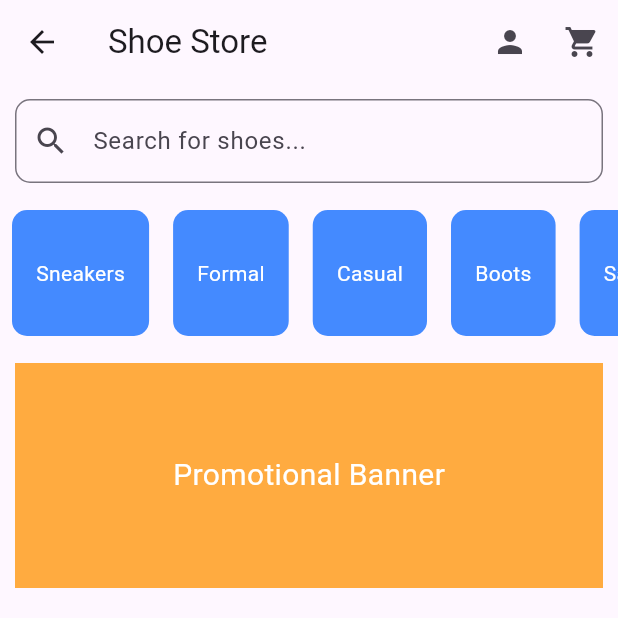
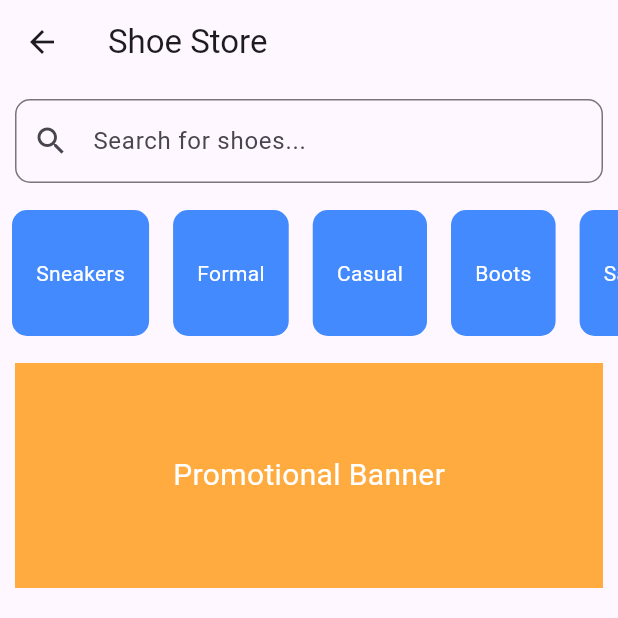
Before and after one commit to TrungNhan123-N/App_selling_shoes, a Flutter app: the HomeScreen screen opened by its route, on a phone screen of 412 x 824 dp, the top half of it. Run offline on Flutter 3.47's test engine with Material 3 defaults, Android fonts, the phone set to English and light mode, and no system bars; our stand-ins replace cloud_firestore, firebase_auth, firebase_core, firebase_storage, image_picker; accounts and stored records are empty.

Commit message:
Revert "update môi trường"
This reverts commit 01985dafc75260a9a90c03af7ab844d48b3e157e.

```diff
--- a/app_selling_shoes/lib/home.dart
+++ b/app_selling_shoes/lib/home.dart
@@ -7,19 +7,7 @@ class HomeScreen extends StatelessWidget {
   @override
   Widget build(BuildContext context) {
     return Scaffold(
-      appBar: AppBar(
-        title: Text('Shoe Store'),
-        actions: [
-          IconButton(
-            icon: Icon(Icons.person),
-            onPressed: () => Navigator.pushNamed(context, '/profile'),
-          ),
-          IconButton(
-            icon: Icon(Icons.shopping_cart),
-            onPressed: () => Navigator.pushNamed(context, '/orders'),
-          ),
-        ],
-      ),
+      appBar: AppBar(title: Text('Shoe Store')),
       body: Column(
         children: [
           Padding(
--- a/app_selling_shoes/pubspec.yaml
+++ b/app_selling_shoes/pubspec.yaml
@@ -37,9 +37,6 @@ dependencies:
   cupertino_icons: ^1.0.8
   firebase_core: ^3.12.1
   firebase_auth: ^5.5.1
-  cloud_firestore: ^5.6.5
-  image_picker: ^1.1.2
-  firebase_storage: ^12.4.4
 
 dev_dependencies:
   flutter_test:
```
Also changed, not shown: app_selling_shoes/pubspec.lock, 1 other file.
